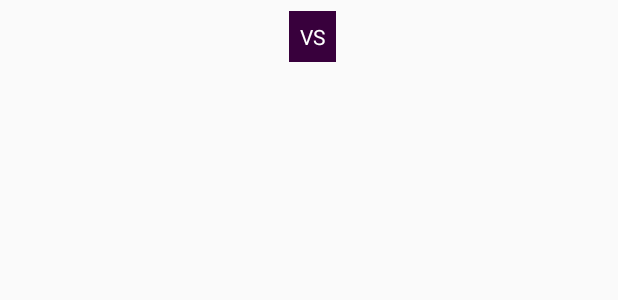
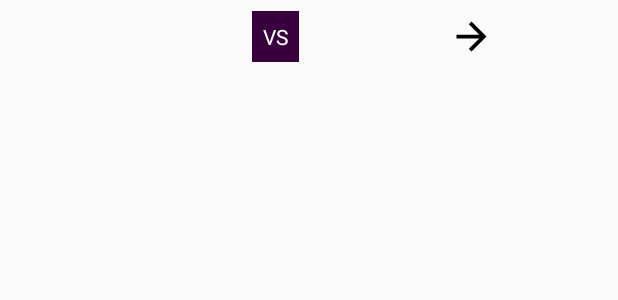
Before and after one commit to saitejar96/FootStats, an Android app: the layout grid_item_layout.xml on its own in the app's theme, with its tools: preview values and no code run, on a phone screen of 412 x 824 dp. Shown: the top 300 px of the screen. Run offline under Robolectric (Android 15) with nearby library versions, the phone set to English and light mode, and no system bars.

Commit message:
added arrow

```diff
--- a/app/src/main/java/com/example/saiteja/myfootballapp/MainActivity.java
+++ b/app/src/main/java/com/example/saiteja/myfootballapp/MainActivity.java
@@ -26,6 +26,7 @@ public class MainActivity extends AppCompatActivity
     public String s1 = "";
     public String s2 = "";
     public String s3 = "";
+    public int view_id;
 
     @Override
     protected void onCreate(Bundle savedInstanceState) {
--- /dev/null
+++ b/app/src/main/res/drawable/ic_arrow_forward_black_24dp.xml
@@ -0,0 +1,4 @@
+<vector android:height="6dp" android:viewportHeight="24.0"
+    android:viewportWidth="24.0" android:width="6dp" xmlns:android="http://schemas.android.com/apk/res/android">
+    <path android:fillColor="#FF000000" android:pathData="M12,4l-1.41,1.41L16.17,11H4v2h12.17l-5.58,5.59L12,20l8,-8z"/>
+</vector>
--- a/app/src/main/res/layout/grid_item_layout.xml
+++ b/app/src/main/res/layout/grid_item_layout.xml
@@ -1,5 +1,6 @@
 <?xml version="1.0" encoding="utf-8"?>
 <LinearLayout xmlns:android="http://schemas.android.com/apk/res/android"
+    xmlns:app="http://schemas.android.com/apk/res-auto"
     android:orientation="vertical" android:layout_width="match_parent"
     android:layout_height="wrap_content"
     android:clickable="true"
@@ -59,6 +60,12 @@
                 android:layout_height="match_parent"
                 android:id="@+id/awayi" />
         </LinearLayout>
+        <ImageView
+            android:layout_width="30dp"
+            android:layout_height="match_parent"
+            android:layout_marginLeft="20dp"
+            android:id="@+id/gotoarrow"
+            app:srcCompat="@drawable/ic_arrow_forward_black_24dp"/>
     </LinearLayout>
 
 </LinearLayout>
```
